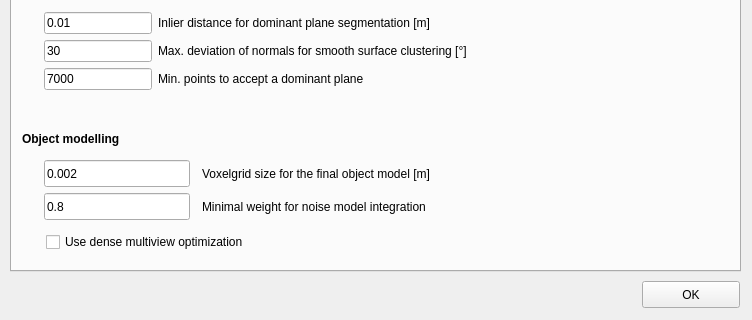
First picture: the form in apps/RTMT/params.ui, repository strands-project/v4r, before the edit; both pictures show x 0 to 752 and y 149 to 469 of the 752 by 469 pixel window.
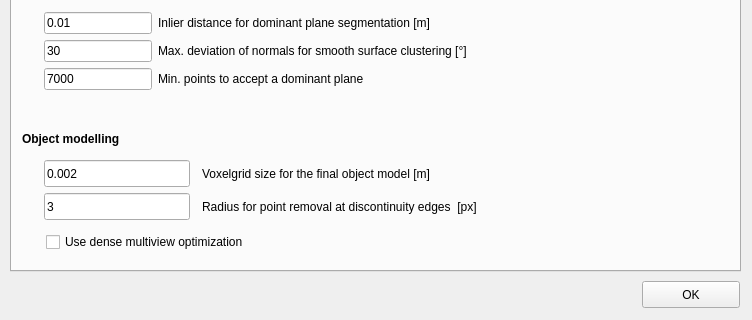
Second picture: the form after the edit. The open tabs and pages were chosen to show the change.

Commit message: updated RTMT noise model parameters

```diff
--- a/apps/RTMT/params.ui
+++ b/apps/RTMT/params.ui
@@ -464,7 +464,7 @@
       </rect>
      </property>
      <property name="text">
-      <string>Minimal weight for noise model integration</string>
+      <string>Radius for point removal at discontinuity edges  [px]</string>
      </property>
     </widget>
     <widget class="QLineEdit" name="nmMinWeight">
@@ -477,7 +477,7 @@
       </rect>
      </property>
      <property name="text">
-      <string>0.8</string>
+      <string>3</string>
      </property>
     </widget>
    </widget>
```
Left out of the diff: 4 changed lines with no effect on the pictures. The commit also changes 8 other files.
